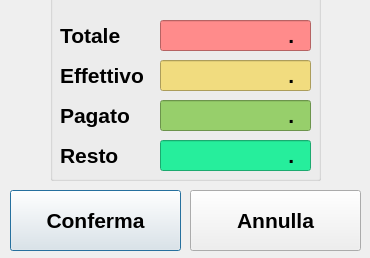
The window that formpagamento.ui (lemoeb/RegCashLinux) describes before a commit, drawn with Qt 5.
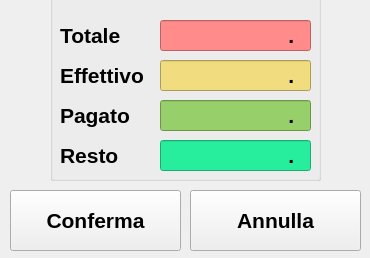
The same window after the commit. Icons and pictures are not drawn.

What changed in the file:
```diff
--- a/formpagamento.ui
+++ b/formpagamento.ui
@@ -189,6 +189,9 @@
      <height>48</height>
     </size>
    </property>
+   <property name="autoDefault">
+    <bool>false</bool>
+   </property>
   </widget>
   <widget class="QPushButton" name="btnAnnulla">
    <property name="geometry">
@@ -212,6 +215,9 @@
      <height>48</height>
     </size>
    </property>
+   <property name="autoDefault">
+    <bool>false</bool>
+   </property>
   </widget>
  </widget>
  <resources>
```
